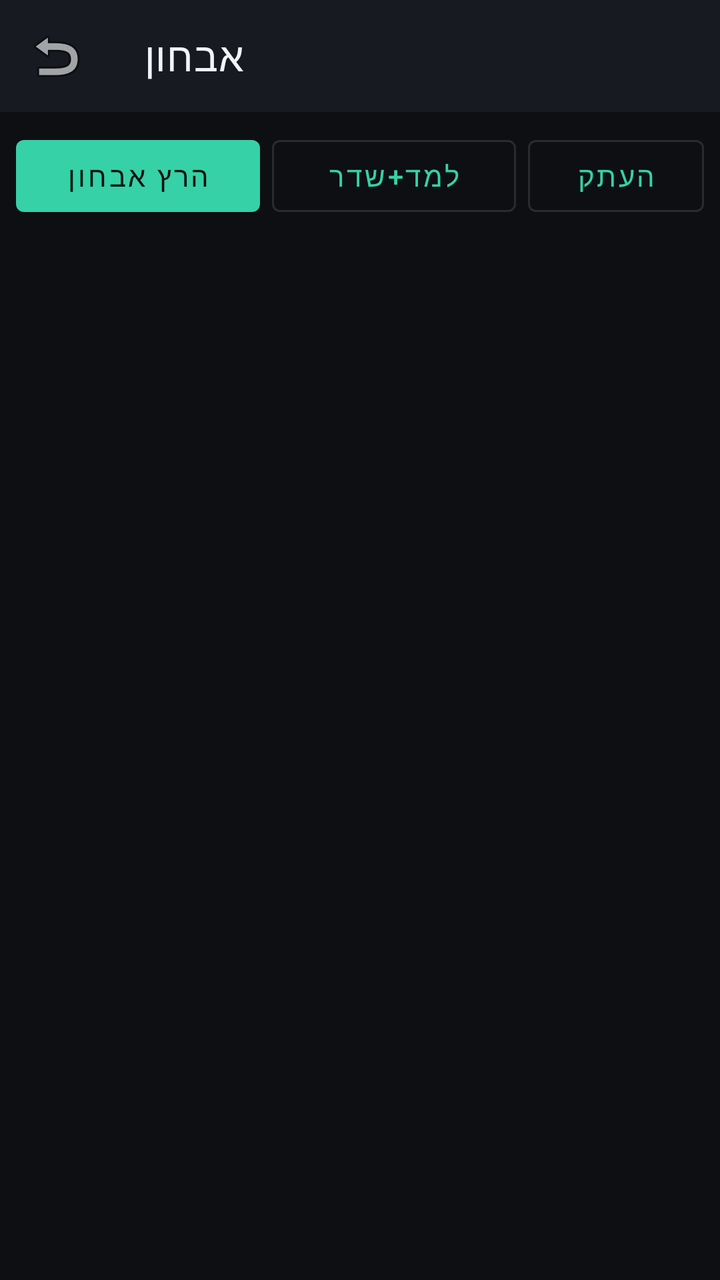
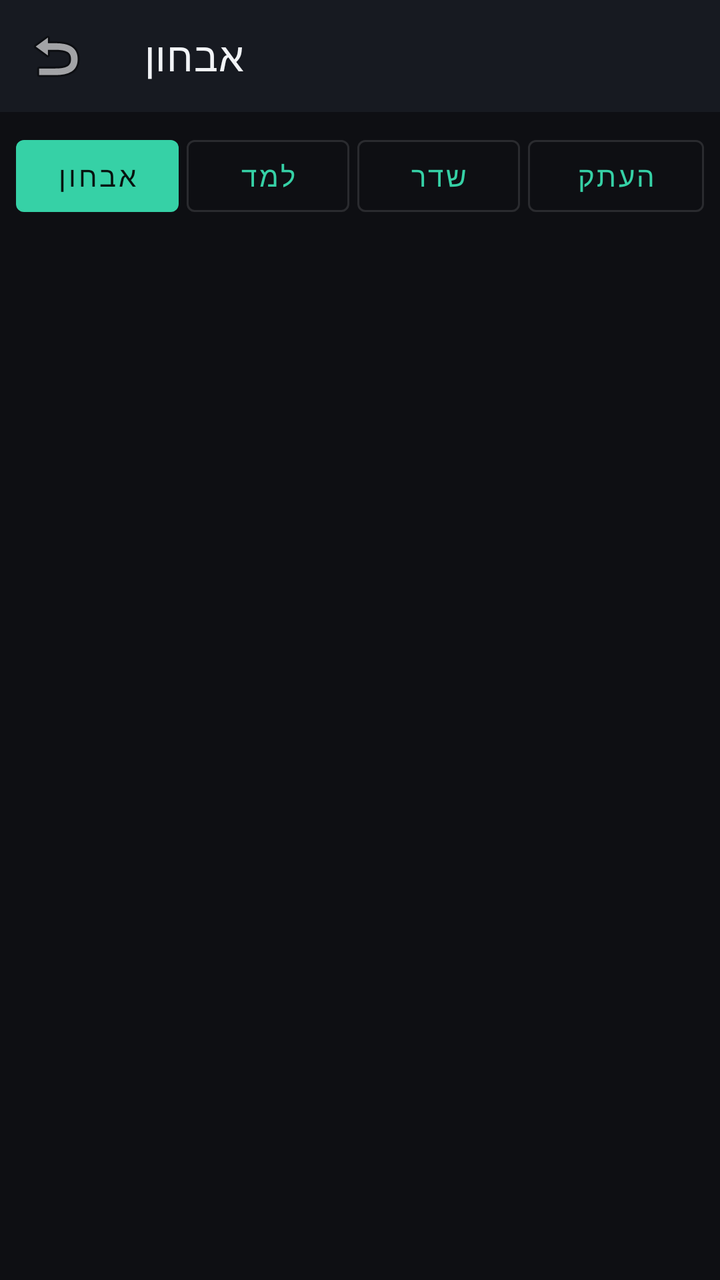

An Android layout rendered at two revisions. The XML below is the earlier revision; the diff shows what the commit changed to produce the second picture.
<!-- AndroidManifest.xml: application theme Theme.OfflineRemote -->
<!-- res/layout/activity_diag.xml -->
<?xml version="1.0" encoding="utf-8"?>
<LinearLayout xmlns:android="http://schemas.android.com/apk/res/android"
    xmlns:app="http://schemas.android.com/apk/res-auto"
    android:layout_width="match_parent"
    android:layout_height="match_parent"
    android:orientation="vertical"
    android:background="@color/bg">

    <com.google.android.material.appbar.MaterialToolbar
        android:id="@+id/toolbar"
        android:layout_width="match_parent"
        android:layout_height="?attr/actionBarSize"
        android:background="@color/surface"
        app:navigationIcon="@android:drawable/ic_menu_revert"
        app:title="אבחון"
        app:titleTextColor="@color/textPrimary" />

    <LinearLayout
        android:layout_width="match_parent"
        android:layout_height="wrap_content"
        android:orientation="horizontal"
        android:padding="8dp">
        <Button android:id="@+id/btnRun" android:layout_width="0dp" android:layout_weight="1"
            android:layout_height="wrap_content" android:text="הרץ אבחון" />
        <Button android:id="@+id/btnLearn" style="@style/Widget.MaterialComponents.Button.OutlinedButton"
            android:layout_width="0dp" android:layout_weight="1" android:layout_height="wrap_content"
            android:layout_marginStart="6dp" android:text="למד+שדר" />
        <Button android:id="@+id/btnCopy" style="@style/Widget.MaterialComponents.Button.OutlinedButton"
            android:layout_width="wrap_content" android:layout_height="wrap_content"
            android:layout_marginStart="6dp" android:text="העתק" />
    </LinearLayout>

    <ScrollView
        android:layout_width="match_parent"
        android:layout_height="match_parent">
        <TextView
            android:id="@+id/out"
            android:layout_width="match_parent"
            android:layout_height="wrap_content"
            android:padding="12dp"
            android:textColor="@color/textPrimary"
            android:textSize="12sp"
            android:fontFamily="monospace"
            android:textIsSelectable="true"
            android:text="" />
    </ScrollView>
</LinearLayout>
<!-- resources referenced by this layout -->
<resources>
  <color name="bg">#0E0F13</color>
  <color name="surface">#171A21</color>
  <color name="textPrimary">#F2F4F7</color>
  <style name="Theme.OfflineRemote" parent="Theme.MaterialComponents.NoActionBar">
          <item name="colorPrimary">@color/primary</item>
          <item name="colorPrimaryVariant">@color/primaryDark</item>
          <item name="colorOnPrimary">@color/onPrimary</item>
          <item name="colorSecondary">@color/primary</item>
          <item name="colorOnSecondary">@color/onPrimary</item>
          <item name="android:colorBackground">@color/bg</item>
          <item name="colorSurface">@color/surface</item>
          <item name="colorOnSurface">@color/textPrimary</item>
          <item name="android:statusBarColor">@color/bg</item>
          <item name="android:windowBackground">@color/bg</item>
          <item name="android:textColorPrimary">@color/textPrimary</item>
          <item name="android:textColorSecondary">@color/textSecondary</item>
      </style>
  <color name="primary">#36D1A6</color>
  <color name="primaryDark">#1FA183</color>
  <color name="onPrimary">#07130F</color>
  <color name="textSecondary">#9AA3B2</color>
</resources>

<!-- the commit's change to res/layout/activity_diag.xml (unified diff, before → after) -->
@@ -21,13 +21,16 @@
         android:orientation="horizontal"
         android:padding="8dp">
         <Button android:id="@+id/btnRun" android:layout_width="0dp" android:layout_weight="1"
-            android:layout_height="wrap_content" android:text="הרץ אבחון" />
+            android:layout_height="wrap_content" android:text="אבחון" />
         <Button android:id="@+id/btnLearn" style="@style/Widget.MaterialComponents.Button.OutlinedButton"
             android:layout_width="0dp" android:layout_weight="1" android:layout_height="wrap_content"
-            android:layout_marginStart="6dp" android:text="למד+שדר" />
+            android:layout_marginStart="4dp" android:text="למד" />
+        <Button android:id="@+id/btnSend" style="@style/Widget.MaterialComponents.Button.OutlinedButton"
+            android:layout_width="0dp" android:layout_weight="1" android:layout_height="wrap_content"
+            android:layout_marginStart="4dp" android:text="שדר" />
         <Button android:id="@+id/btnCopy" style="@style/Widget.MaterialComponents.Button.OutlinedButton"
             android:layout_width="wrap_content" android:layout_height="wrap_content"
-            android:layout_marginStart="6dp" android:text="העתק" />
+            android:layout_marginStart="4dp" android:text="העתק" />
     </LinearLayout>
 
     <ScrollView
